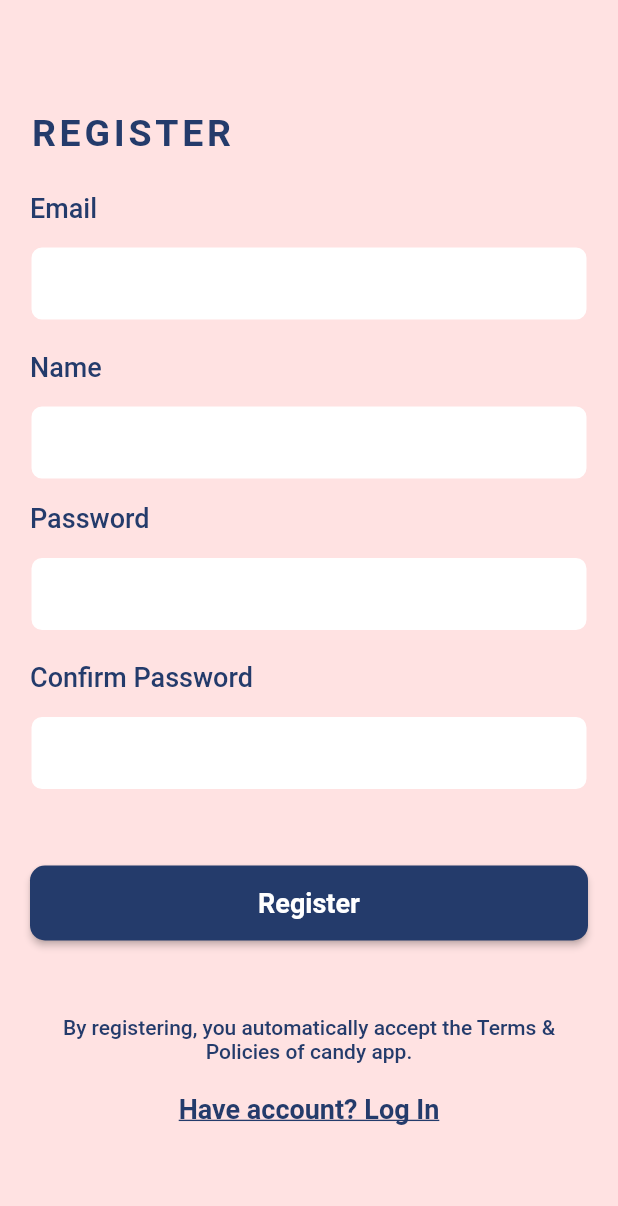
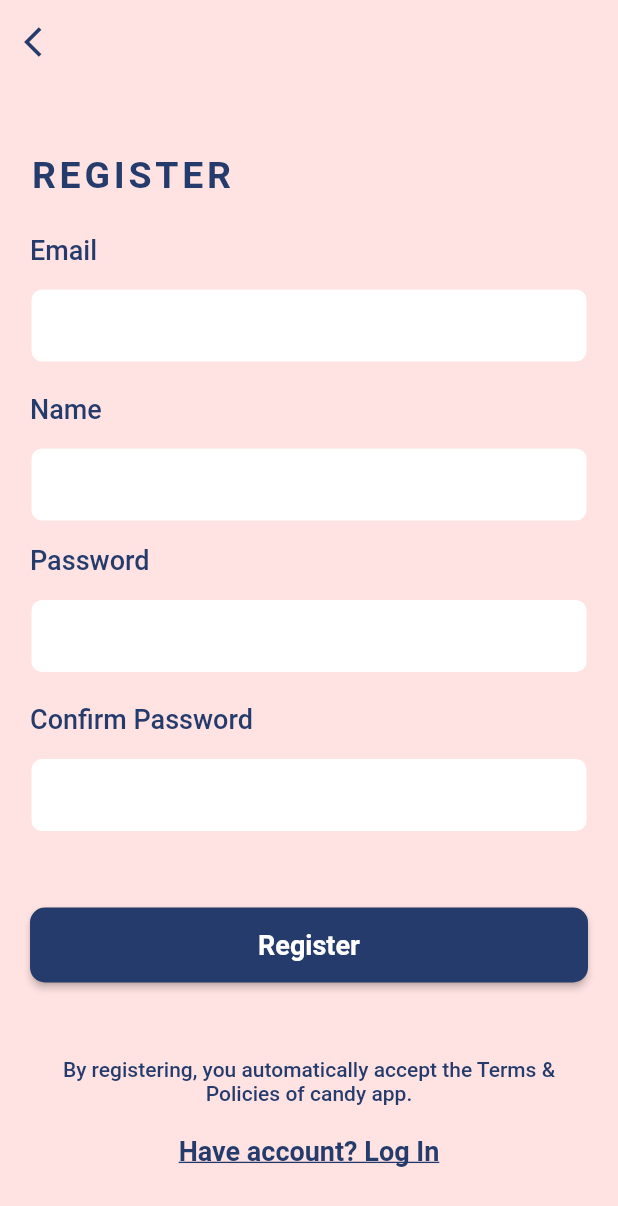
Before and after one commit to LongKhoa0706/flutter_todolist, a Flutter app: the screen it shows after launch, after a tap on "Skip", after a tap on "Login", after a tap on "New User? Register Here", on a phone screen of 412 x 824 dp. Shown: the top 1206 px of the screen. Run offline on Flutter 3.47's test engine with Material 2 defaults, Android fonts, the phone set to English and light mode, and no system bars; our stand-ins replace email_validator, flutter_swiper, shared_preferences, sqflite; accounts and stored records are empty; network calls fail.

Commit message:
clean navigation

```diff
--- a/lib/authen/authenprovider.dart
+++ b/lib/authen/authenprovider.dart
@@ -21,15 +21,11 @@ class AuthenProvider with ChangeNotifier {
     await _dbManager.checkLoginUser(email, password).then((value) {
       if (value == null) {
         error = 'Account doesn\'t not exists ';
-        notifyListeners();
-        return false;
       } else {
         error = 'Successful';
-        notifyListeners();
-        return true;
       }
     });
-    return true;
+  return false;
   }
 
   String validateEmail(String email) {
--- a/lib/authen/login/loginscreen.dart
+++ b/lib/authen/login/loginscreen.dart
@@ -1,6 +1,7 @@
 
 import 'package:flutter/material.dart';
 import 'package:flutter_app1/authen/authenprovider.dart';
+import 'package:flutter_app1/constant/router_path.dart';
 import 'package:flutter_app1/util/const.dart';
 import 'package:flutter_app1/widget/custom_textformfiel.dart';
 import 'package:flutter_app1/widget/text_form.dart';
@@ -38,15 +39,15 @@ class _LoginWidgetState extends State<LoginWidget>
   String password = '';
   String email = '';
 
-  Future<bool> submit() async {
-    var reponse =  await Provider.of<AuthenProvider>(context);
-    final form = _formState.currentState.validate();
-    if(form){
-      if(reponse == true){
-
-      }
-    }
-  }
+//  Future<bool> submit() async {
+//    var reponse =  await Provider.of<AuthenProvider>(context);
+//    final form = _formState.currentState.validate();
+//    if(form){
+//      if(reponse == true){
+//
+//      }
+//    }
+//  }
 
   @override
   void initState() {
@@ -152,12 +153,13 @@ class _LoginWidgetState extends State<LoginWidget>
                             SizedBox(
                               height: 15,
                             ),
+
                             CustomTextFormField(
                               TextFormField(
-
                                 decoration: InputDecoration(border: InputBorder.none),
                                 validator: (value){
                                    password = value;
+                                   return null;
                                 },
                               ),
                             ),
@@ -199,11 +201,13 @@ class _LoginWidgetState extends State<LoginWidget>
                                       var form = _formState.currentState.validate();
                                       if(form) {
                                        var reponse =  await  authenProvider.login(email, password);
-                                       if(reponse  == true) {
+                                       if(reponse  == false) {
                                          _scaffoldKey.currentState.showSnackBar(SnackBar(duration: Duration(milliseconds: 1500),content: Text(authenProvider.error),),);
                                        }else{
                                          _scaffoldKey.currentState.showSnackBar(SnackBar(duration: Duration(milliseconds: 1500),content: Text(authenProvider.error),),);
+                                         Navigator.of(context).pushNamed('/dashboard');
                                        }
+
                                       }
                                     },
                                     child: AnimatedBuilder(
@@ -232,7 +236,7 @@ class _LoginWidgetState extends State<LoginWidget>
                             ),
                             GestureDetector(
                               onTap: () {
-                                Navigator.of(context).pushNamed('/registerscreen');
+                                Navigator.of(context).pushNamed(RegisterRoute);
                               },
                               child: Center(
                                 child: Text(
--- a/lib/authen/register/registerscreen.dart
+++ b/lib/authen/register/registerscreen.dart
@@ -30,7 +30,6 @@ class _RegisterState extends State<Register> {
     super.initState();
   }
 
-  final _confirmPassController = TextEditingController();
   final _scafforState = GlobalKey<ScaffoldState>();
   final _formState = GlobalKey<FormState>();
   String email = '';
@@ -50,6 +49,12 @@ class _RegisterState extends State<Register> {
   Widget build(BuildContext context) {
     return Scaffold(
       key: _scafforState,
+      appBar: AppBar(
+        leading:           IconButton(icon: Icon(Icons.arrow_back_ios,color: Constants.backgroundMain,), onPressed: () =>Navigator.pop(context),)
+        ,
+        elevation: 0.0,
+        backgroundColor: Constants.backgroundApp,
+      ),
       backgroundColor: Constants.backgroundApp,
       body: SafeArea(
         child: Center(
--- /dev/null
+++ b/lib/constant/router_path.dart
@@ -0,0 +1,6 @@
+const String LoginRoute = 'Login';
+const String RegisterRoute = 'Register';
+const String DashBoardRoute = 'DashBoard';
+const String SplashRoute = 'Splash';
+const String AddRoute = 'Add';
+const String OnBoardRoute = 'OnBoard';
--- a/lib/main.dart
+++ b/lib/main.dart
@@ -1,13 +1,6 @@
 import 'package:flutter/material.dart';
-
-import 'package:flutter_app1/authen/login/loginscreen.dart';
-
-import 'package:flutter_app1/authen/register/registerscreen.dart';
-
-import 'package:flutter_app1/view/home/dashboard.dart';
-import 'package:flutter_app1/view/home/newtaskscreen.dart';
-import 'package:flutter_app1/view/splashscreen/splashscreen.dart';
-import 'package:flutter_app1/view/splashscreen/walkthoughscreen.dart';
+import 'package:flutter_app1/view/router.dart'  ;
+import 'constant/router_path.dart';
 
 void main() => runApp(MyApp());
 
@@ -18,40 +11,8 @@ class MyApp extends StatelessWidget {
     return MaterialApp(
       title: 'Flutter Demo',
       debugShowCheckedModeBanner: false,
-     initialRoute: "/",
-//
-//     routes: {
-//       '/walkthoughtscreen':(_)=>WalkThoughtScreen(),
-//       '/loginscreen':(_)=>LoginScreen(),
-//       '/registerscreen':(_)=>RegisterScreen(),
-//     },
-
-      //MaterialPageRoute can not use name route
-
-      // onGenerateRoute allow MaterialPageRoute next page with animation
-      //MaterialPageRoute allow next page with animation
-      onGenerateRoute: (RouteSettings setting){
-        switch(setting.name){
-          case '/':
-            return MaterialPageRoute(builder: (context)=> SplashScreen());
-            break;
-          case '/walkthoughtscreen':
-            return MaterialPageRoute(builder: (context)=> WalkThoughtScreen());
-            break;
-          case '/loginscreen':
-            return MaterialPageRoute(builder: (context)=> LoginScreen());
-            break;
-          case '/registerscreen':
-            return MaterialPageRoute(builder: (context)=> RegisterScreen());
-            break;
-          case '/dashboard':
-            return MaterialPageRoute(builder: (context)=> DashBoard());
-            break;
-          case '/newtaskscreen':
-            return MaterialPageRoute(builder: (context)=> NewTaskScreen());
-            break;
-        }
-      },
+     initialRoute: SplashRoute,
+      onGenerateRoute: Router.generateRoute,
 
       // return route name does not exits
       onUnknownRoute: (RouteSettings setting){
@@ -61,26 +22,3 @@ class MyApp extends StatelessWidget {
   }
 
 }
-//class SlideRightRoute extends PageRouteBuilder {
-//  final Widget widget;
-//
-//  SlideRightRoute({this.widget})
-//      : super(
-//    pageBuilder: (BuildContext context, Animation<double> animation,
-//        Animation<double> secondaryAnimation) {
-//      return widget;
-//    },
-//    transitionsBuilder: (BuildContext context,
-//        Animation<double> animation,
-//        Animation<double> secondaryAnimation,
-//        Widget child) {
-//      return new SlideTransition(
-//        position: new Tween<Offset>(
-//          begin: const Offset(1.0, 0.0),
-//          end: Offset.zero,
-//        ).animate(animation),
-//        child: child,
-//      );
-//    },
-//  );
-//}
--- a/lib/view/home/dashboard.dart
+++ b/lib/view/home/dashboard.dart
@@ -1,4 +1,5 @@
 import 'package:flutter/material.dart';
+import 'package:flutter_app1/constant/router_path.dart';
 
 import 'package:flutter_app1/util/const.dart';
 import 'package:flutter_app1/view/home/profilescreen.dart';
@@ -24,6 +25,7 @@ class _DashBoardState extends State<DashBoard> {
     "Scheduler",
     "Notifcation"
   ];
+
 
   @override
   Widget build(BuildContext context) {
@@ -107,7 +109,7 @@ class _DashBoardState extends State<DashBoard> {
       floatingActionButton: FloatingActionButton(
         backgroundColor: Constants.backgroundMain,
         child: Icon(Icons.add,color: Colors.white,),
-        onPressed: () =>Navigator.of(context).pushNamed('/newtaskscreen'),
+        onPressed: () =>Navigator.of(context).pushNamed(AddRoute),
       ),
     );
   }
--- a/lib/view/home/newtaskscreen.dart
+++ b/lib/view/home/newtaskscreen.dart
@@ -33,8 +33,8 @@ class _NewTaskScreenState extends State<NewTaskScreen> {
         centerTitle: true,
         title: Text(
           "New task ".toUpperCase(),
-          style: TextStyle(
-              color: Constants.backgroundMain, fontWeight: FontWeight.bold),
+          style: TextStyle(color: Constants.backgroundMain,
+              fontWeight: FontWeight.bold),
         ),
         backgroundColor: Constants.backgroundApp,
       ),
--- /dev/null
+++ b/lib/view/router.dart
@@ -0,0 +1,29 @@
+import 'package:flutter/material.dart';
+import 'package:flutter_app1/authen/login/loginscreen.dart';
+import 'package:flutter_app1/authen/register/registerscreen.dart';
+import 'package:flutter_app1/constant/router_path.dart';
+import 'package:flutter_app1/view/home/dashboard.dart';
+import 'package:flutter_app1/view/home/newtaskscreen.dart';
+import 'package:flutter_app1/view/splashscreen/splashscreen.dart';
+import 'package:flutter_app1/view/splashscreen/walkthoughscreen.dart';
+
+ class Router{
+   static Route<dynamic> generateRoute(RouteSettings settings){
+     switch(settings.name){
+       case SplashRoute:
+         return MaterialPageRoute(builder: (_)=>SplashScreen());
+       case OnBoardRoute:
+         return MaterialPageRoute(builder: (_)=>WalkThoughtScreen());
+       case LoginRoute:
+         return MaterialPageRoute(builder: (_)=>LoginScreen());
+       case RegisterRoute:
+         return MaterialPageRoute(builder: (_)=>RegisterScreen());
+       case DashBoardRoute:
+         return MaterialPageRoute(builder: (_)=>DashBoard());
+       case AddRoute:
+         return MaterialPageRoute(builder: (_)=>NewTaskScreen());
+       default:
+         return MaterialPageRoute(builder: (_)=>Text("Route does not exists"));
+     }
+   }
+ }
--- a/lib/view/splashscreen/splashscreen.dart
+++ b/lib/view/splashscreen/splashscreen.dart
@@ -1,6 +1,7 @@
 import 'dart:async';
 
 import 'package:flutter/material.dart';
+import 'package:flutter_app1/constant/router_path.dart';
 import 'package:flutter_app1/util/const.dart';
 import 'package:shared_preferences/shared_preferences.dart';
 class SplashScreen extends StatefulWidget {
@@ -12,7 +13,7 @@ class _SplashScreenState extends State<SplashScreen> {
 
   void startTimer(){
     Timer(Duration(seconds: 2), (){
-      Navigator.of(context).pushReplacementNamed('/walkthoughtscreen');
+      Navigator.of(context).pushReplacementNamed(OnBoardRoute);
     });
   }
 
--- a/lib/view/splashscreen/walkthoughscreen.dart
+++ b/lib/view/splashscreen/walkthoughscreen.dart
@@ -1,4 +1,5 @@
 import 'package:flutter/material.dart';
+import 'package:flutter_app1/constant/router_path.dart';
 import 'package:flutter_app1/util/const.dart';
 import 'package:flutter_swiper/flutter_swiper.dart';
 
@@ -53,7 +54,7 @@ class _WalkThoughtScreenState extends State<WalkThoughtScreen> {
                 mainAxisAlignment: MainAxisAlignment.spaceBetween,
                 children: <Widget>[
                   GestureDetector(onTap: (){
-                    Navigator.of(context).pushReplacementNamed('/loginscreen');
+                    Navigator.of(context).pushReplacementNamed(LoginRoute);
                   },child: Text("Skip",style: TextStyle(color: Constants.backgroundMain,fontWeight: FontWeight.bold,fontSize: 18),)),
                   RaisedButton(
                     shape: RoundedRectangleBorder(
@@ -61,7 +62,7 @@ class _WalkThoughtScreenState extends State<WalkThoughtScreen> {
                     ),
                     color: Constants.backgroundMain,
                     onPressed: (){
-                      currentIndex == 2 ? Navigator.of(context).pushReplacementNamed('/loginscreen') : _swiperController.next();
+                      currentIndex == 2 ? Navigator.of(context).pushReplacementNamed(LoginRoute) : _swiperController.next();
 
                     },
                     child: Text(currentIndex ==2 ? "Done" : "Next",style: TextStyle(color: Colors.white),),
```
